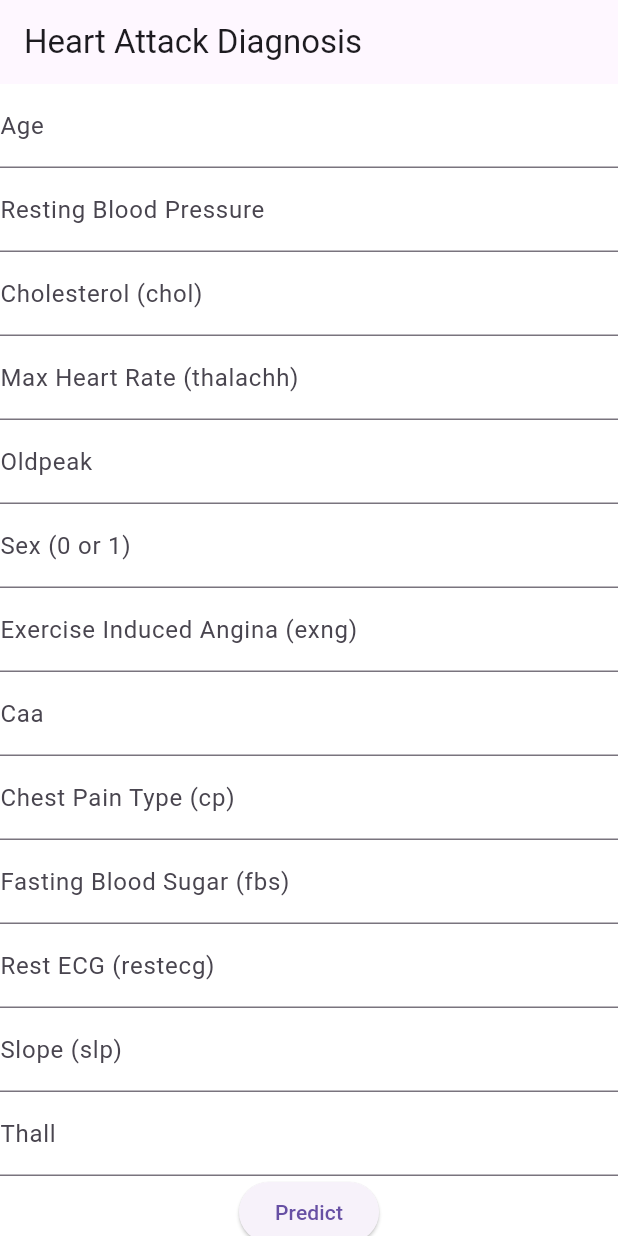
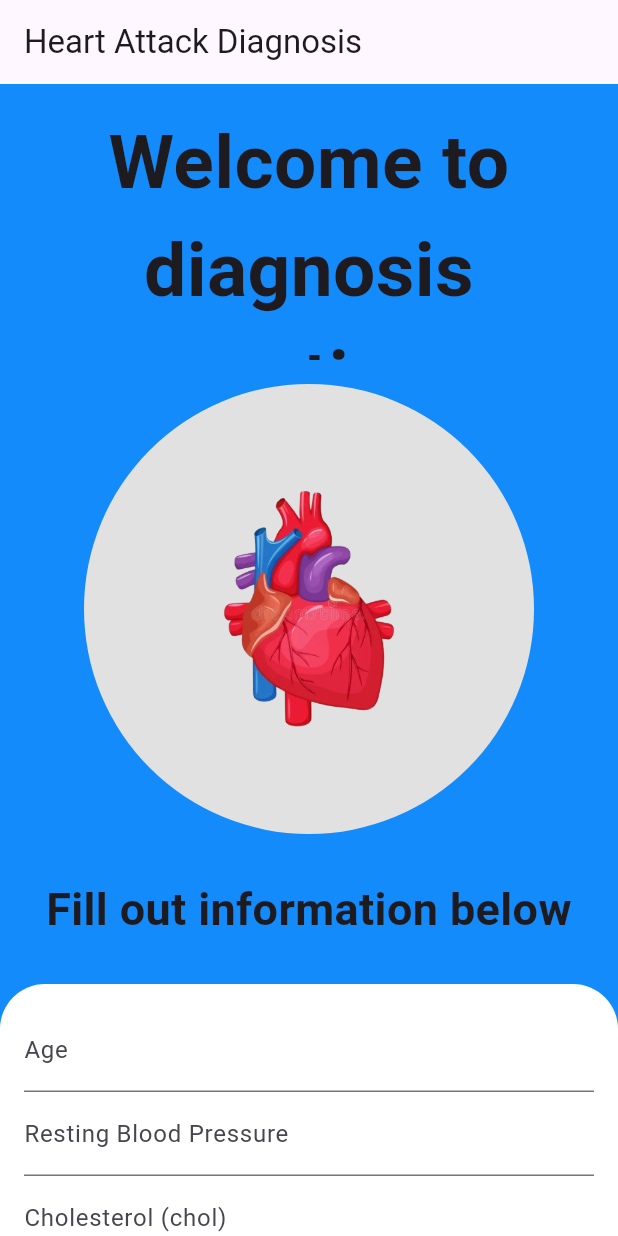
Before and after one commit to nguyenthingocthao1510/heart_attack_detection_fe, a Flutter app: the screen it shows after launch, on a phone screen of 412 x 824 dp. Run offline on Flutter 3.47's test engine with Material 3 defaults, Android fonts, the light colour scheme and no system bars; drawn by our look-alikes of flutter_animate; our stand-ins replace animated_background, carousel_slider, dio, stylish_bottom_bar.

Commit message:
customizing enteringInformation page

```diff
--- a/lib/assets/icon/index.dart
+++ b/lib/assets/icon/index.dart
@@ -1,2 +1,3 @@
 const String healthCareIcon = 'assets/icon/healthCareIcon.png';
 const String NotFound = 'assets/icon/notFound.png';
+const String heartImage = 'assets/icon/heartImage.png';
--- a/lib/pages/patient/Diagnosis/Prediction/enteringInformation/index.dart
+++ b/lib/pages/patient/Diagnosis/Prediction/enteringInformation/index.dart
@@ -1,4 +1,6 @@
 import 'package:flutter/material.dart';
+import 'package:heart_attack_detection_fe/assets/icon/index.dart';
+import 'package:flutter_animate/flutter_animate.dart';
 
 class EnteringInformation extends StatelessWidget {
   final Function(Map<String, dynamic>) onSubmit;
@@ -21,43 +23,166 @@ class EnteringInformation extends StatelessWidget {
 
   @override
   Widget build(BuildContext context) {
-    return Column(
+    return Scaffold(
+      backgroundColor: const Color.fromARGB(255, 20, 139, 251),
+      body: SingleChildScrollView(
+        scrollDirection: Axis.vertical,
+        child:
+          Column(
             children: [
-        TextField(controller: ageController, decoration: InputDecoration(labelText: 'Age')),
-        TextField(controller: trtbpsController, decoration: InputDecoration(labelText: 'Resting Blood Pressure')),
-        TextField(controller: cholController, decoration: InputDecoration(labelText: 'Cholesterol (chol)'), keyboardType: TextInputType.number),
-        TextField(controller: thalachhController, decoration: InputDecoration(labelText: 'Max Heart Rate (thalachh)'), keyboardType: TextInputType.number),
-        TextField(controller: oldpeakController, decoration: InputDecoration(labelText: 'Oldpeak'), keyboardType: TextInputType.number),
-        TextField(controller: sexController, decoration: InputDecoration(labelText: 'Sex (0 or 1)'), keyboardType: TextInputType.number),
-        TextField(controller: exngController, decoration: InputDecoration(labelText: 'Exercise Induced Angina (exng)'), keyboardType: TextInputType.number),
-        TextField(controller: caaController, decoration: InputDecoration(labelText: 'Caa'), keyboardType: TextInputType.number),
-        TextField(controller: cpController, decoration: InputDecoration(labelText: 'Chest Pain Type (cp)'), keyboardType: TextInputType.number),
-        TextField(controller: fbsController, decoration: InputDecoration(labelText: 'Fasting Blood Sugar (fbs)'), keyboardType: TextInputType.number),
-        TextField(controller: restecgController, decoration: InputDecoration(labelText: 'Rest ECG (restecg)'), keyboardType: TextInputType.number),
-        TextField(controller: slpController, decoration: InputDecoration(labelText: 'Slope (slp)'), keyboardType: TextInputType.number),
-        TextField(controller: thallController, decoration: InputDecoration(labelText: 'Thall'), keyboardType: TextInputType.number),
+              Container(
+                height: 200,
+                width: double.infinity,
+                alignment: Alignment.center,
+                padding: const EdgeInsets.all(16),
+                child: const Text(
+                  "Welcome to diagnosis section",
+                  style: TextStyle(
+                    fontSize: 50,
+                    fontWeight: FontWeight.bold
+                  ),
+                  textAlign: TextAlign.center,
+                ),
+              ),
+              Container(
+                height: 300,
+                width: 300,
+                padding: const EdgeInsets.only(top: 50, bottom: 50),
+                decoration: BoxDecoration(
+                  color: const Color.fromARGB(255, 225, 225, 225),
+                  borderRadius: BorderRadius.circular(300)
+                ),
+                child: Image.asset(
+                  heartImage,
+                  fit: BoxFit.contain
+                ).animate()
+                  .scale(
+                    duration: const Duration(milliseconds: 500),
+                  )
+                ,
+              ),
+              Container(
+                height: 100,
+                width: double.infinity,
+                alignment: Alignment.center,
+                padding: const EdgeInsets.all(16),
+                child: const Text(
+                  "Fill out information below",
+                  style: TextStyle(
+                    fontSize: 30,
+                    fontWeight: FontWeight.bold
+                  ),
+                  textAlign: TextAlign.center,
+                ),
+              ),
+              Container(
+
+              ),
+              Container(
+                padding: const EdgeInsets.all(16),
+                decoration: BoxDecoration(
+                  color: Colors.white,
+                  borderRadius: BorderRadius.circular(30)
+                ),
+                child: Column(
+                  children: [
+                    TextField(
+                      controller: ageController,
+                      decoration: InputDecoration(labelText: 'Age'),
+                      keyboardType: TextInputType.number,
+                    ),
+                    TextField(
+                      controller: trtbpsController,
+                      decoration: InputDecoration(labelText: 'Resting Blood Pressure'),
+                      keyboardType: TextInputType.number,
+                    ),
+                    TextField(
+                      controller: cholController,
+                      decoration: InputDecoration(labelText: 'Cholesterol (chol)'),
+                      keyboardType: TextInputType.number,
+                    ),
+                    TextField(
+                      controller: thalachhController,
+                      decoration: InputDecoration(labelText: 'Max Heart Rate (thalachh)'),
+                      keyboardType: TextInputType.number,
+                    ),
+                    TextField(
+                      controller: oldpeakController,
+                      decoration: InputDecoration(labelText: 'Oldpeak'),
+                      keyboardType: TextInputType.number,
+                    ),
+                    TextField(
+                      controller: sexController,
+                      decoration: InputDecoration(labelText: 'Sex (0 or 1)'),
+                      keyboardType: TextInputType.number,
+                    ),
+                    TextField(
+                      controller: exngController,
+                      decoration: InputDecoration(labelText: 'Exercise Induced Angina (exng)'),
+                      keyboardType: TextInputType.number,
+                    ),
+                    TextField(
+                      controller: caaController,
+                      decoration: InputDecoration(labelText: 'Caa'),
+                      keyboardType: TextInputType.number,
+                    ),
+                    TextField(
+                      controller: cpController,
+                      decoration: InputDecoration(labelText: 'Chest Pain Type (cp)'),
+                      keyboardType: TextInputType.number,
+                    ),
+                    TextField(
+                      controller: fbsController,
+                      decoration: InputDecoration(labelText: 'Fasting Blood Sugar (fbs)'),
+                      keyboardType: TextInputType.number,
+                    ),
+                    TextField(
+                      controller: restecgController,
+                      decoration: InputDecoration(labelText: 'Rest ECG (restecg)'),
+                      keyboardType: TextInputType.number,
+                    ),
+                    TextField(
+                      controller: slpController,
+                      decoration: InputDecoration(labelText: 'Slope (slp)'),
+                      keyboardType: TextInputType.number,
+                    ),
+                    TextField(
+                      controller: thallController,
+                      decoration: InputDecoration(labelText: 'Thall'),
+                      keyboardType: TextInputType.number,
+                    ),
+                    SizedBox(height: 16.0),
+                  ],
+                )
+              ),
               ElevatedButton(
                 onPressed: () {
+                  try {
                     Map<String, dynamic> inputData = {
-              'age': int.parse(ageController.text),
-              'trtbps': int.parse(trtbpsController.text),
-              'chol': int.parse(cholController.text),
-              'thalachh': int.parse(thalachhController.text),
-              'oldpeak': double.parse(oldpeakController.text),
-              'sex': sexController.text,
-              'exng': exngController.text,
-              'caa': int.parse(caaController.text),
-              'cp': cpController.text,
-              'fbs': int.parse(fbsController.text),
-              'restecg': int.parse(restecgController.text),
-              'slp': slpController.text,
-              'thall': thallController.text,
+                      'age': int.tryParse(ageController.text) ?? 0,
+                      'trtbps': int.tryParse(trtbpsController.text) ?? 0,
+                      'chol': int.tryParse(cholController.text) ?? 0,
+                      'thalachh': int.tryParse(thalachhController.text) ?? 0,
+                      'oldpeak': double.tryParse(oldpeakController.text) ?? 0.0,
+                      'sex': int.tryParse(sexController.text) ?? 0,
+                      'exng': int.tryParse(exngController.text) ?? 0,
+                      'caa': int.tryParse(caaController.text) ?? 0,
+                      'cp': int.tryParse(cpController.text) ?? 0,
+                      'fbs': int.tryParse(fbsController.text) ?? 0,
+                      'restecg': int.tryParse(restecgController.text) ?? 0,
+                      'slp': int.tryParse(slpController.text) ?? 0,
+                      'thall': int.tryParse(thallController.text) ?? 0,
                     };
                     onSubmit(inputData);
+                  } catch (e) {
+                    print("Error parsing inputs: $e");
+                  }
                 },
                 child: const Text('Predict'),
               ),
             ],
+          ),
+      )
     );
   }
 }
--- a/lib/services/predictApi.dart
+++ b/lib/services/predictApi.dart
@@ -1,4 +1,3 @@
-// lib/services/predictApi.dart
 import 'package:dio/dio.dart';
 import '../models/diagnosis.d.dart';
 
--- a/pubspec.yaml
+++ b/pubspec.yaml
@@ -41,6 +41,7 @@ dependencies:
   carousel_slider: ^5.0.0
   url_launcher: ^6.0.20
   stylish_bottom_bar: ^1.1.0
+  flutter_animate: ^4.5.0
 
 
 dev_dependencies:
```
Also changed, not shown: assets/icon/heartImage.png (added), pubspec.lock. Lines whose indentation alone changed are shown as unchanged.
